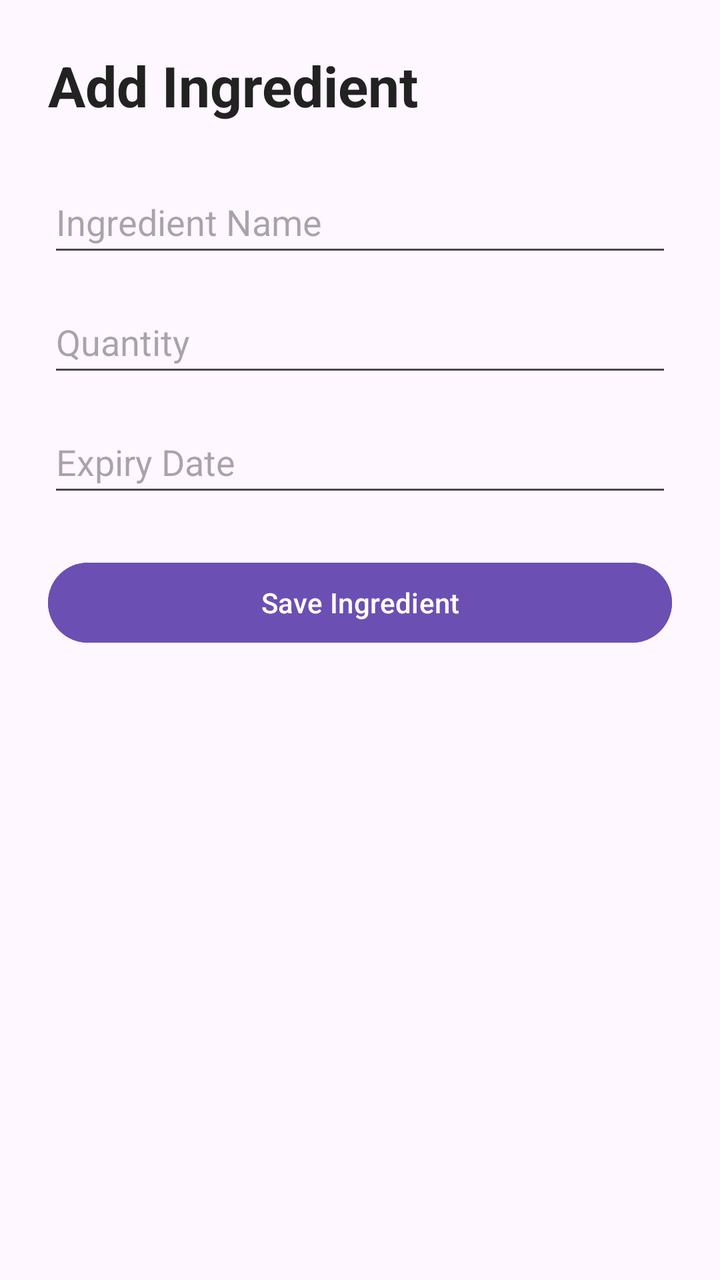
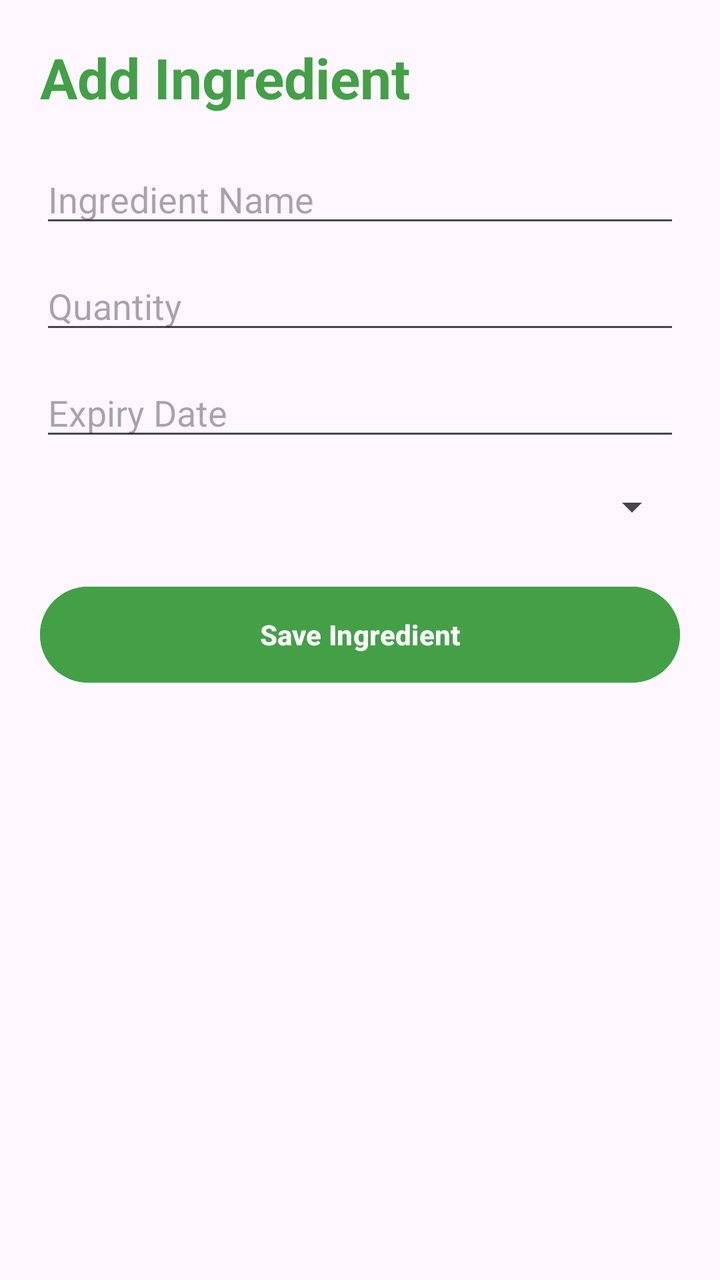

Two renders of the same Android screen: before a commit and after it. Below are the layout's source before the change and the commit's diff.
<!-- AndroidManifest.xml: application theme Theme.SmartPantryManager -->
<!-- res/layout/activity_add_ingredient.xml -->
<?xml version="1.0" encoding="utf-8"?>
<ScrollView xmlns:android="http://schemas.android.com/apk/res/android"
    android:layout_width="match_parent"
    android:layout_height="match_parent">

    <LinearLayout
        android:layout_width="match_parent"
        android:layout_height="wrap_content"
        android:orientation="vertical"
        android:padding="24dp">

        <TextView
            android:layout_width="wrap_content"
            android:layout_height="wrap_content"
            android:text="Add Ingredient"
            android:textSize="28sp"
            android:textStyle="bold"
            android:textColor="#222222"
            android:layout_marginBottom="24dp"/>

        <AutoCompleteTextView
            android:id="@+id/editName"
            android:layout_width="match_parent"
            android:layout_height="48dp"
            android:hint="Ingredient Name"
            android:inputType="text"/>

        <EditText
            android:id="@+id/editQuantity"
            android:layout_width="match_parent"
            android:layout_height="48dp"
            android:layout_marginTop="12dp"
            android:hint="Quantity"
            android:inputType="text"/>

        <EditText
            android:id="@+id/editExpiry"
            android:layout_width="match_parent"
            android:layout_height="48dp"
            android:layout_marginTop="12dp"
            android:hint="Expiry Date"
            android:focusable="false"
            android:clickable="true"/>

        <Button
            android:id="@+id/buttonSave"
            android:layout_width="match_parent"
            android:layout_height="48dp"
            android:layout_marginTop="24dp"
            android:text="Save Ingredient"
            android:backgroundTint="#6C4FB3"
            android:textColor="#FFFFFF"/>

    </LinearLayout>

</ScrollView>
<!-- resources referenced by this layout -->
<resources>
  <style name="Theme.SmartPantryManager" parent="Base.Theme.SmartPantryManager" />
  <style name="Base.Theme.SmartPantryManager" parent="Theme.Material3.DayNight.NoActionBar">
          
          
      </style>
</resources>

<!-- the commit's change to res/layout/activity_add_ingredient.xml (unified diff, before → after) -->
@@ -1,4 +1,3 @@
-<?xml version="1.0" encoding="utf-8"?>
 <ScrollView xmlns:android="http://schemas.android.com/apk/res/android"
     android:layout_width="match_parent"
     android:layout_height="match_parent">
@@ -7,7 +6,7 @@
         android:layout_width="match_parent"
         android:layout_height="wrap_content"
         android:orientation="vertical"
-        android:padding="24dp">
+        android:padding="20dp">
 
         <TextView
             android:layout_width="wrap_content"
@@ -15,41 +14,46 @@
             android:text="Add Ingredient"
             android:textSize="28sp"
             android:textStyle="bold"
-            android:textColor="#222222"
-            android:layout_marginBottom="24dp"/>
+            android:textColor="@color/primaryGreen"
+            android:layout_marginBottom="20dp"/>
 
-        <AutoCompleteTextView
+        <EditText
             android:id="@+id/editName"
             android:layout_width="match_parent"
-            android:layout_height="48dp"
-            android:hint="Ingredient Name"
-            android:inputType="text"/>
+            android:layout_height="wrap_content"
+            android:hint="Ingredient Name"/>
 
         <EditText
             android:id="@+id/editQuantity"
             android:layout_width="match_parent"
-            android:layout_height="48dp"
+            android:layout_height="wrap_content"
             android:layout_marginTop="12dp"
-            android:hint="Quantity"
-            android:inputType="text"/>
+            android:hint="Quantity"/>
 
         <EditText
             android:id="@+id/editExpiry"
             android:layout_width="match_parent"
-            android:layout_height="48dp"
+            android:layout_height="wrap_content"
             android:layout_marginTop="12dp"
             android:hint="Expiry Date"
-            android:focusable="false"
-            android:clickable="true"/>
+            android:focusable="false"/>
+
+        <Spinner
+            android:id="@+id/spinnerCategory"
+            android:layout_width="match_parent"
+            android:layout_height="wrap_content"
+            android:layout_marginTop="16dp"/>
 
         <Button
             android:id="@+id/buttonSave"
             android:layout_width="match_parent"
-            android:layout_height="48dp"
+            android:layout_height="56dp"
             android:layout_marginTop="24dp"
             android:text="Save Ingredient"
-            android:backgroundTint="#6C4FB3"
-            android:textColor="#FFFFFF"/>
+            android:textAllCaps="false"
+            android:textStyle="bold"
+            android:textColor="@android:color/white"
+            android:backgroundTint="@color/primaryGreen"/>
 
     </LinearLayout>
 
<!-- resource entries referenced after the edit -->
@@ -1,5 +1,6 @@
 <!-- resources referenced by this layout -->
 <resources>
+  <color name="primaryGreen">#43A047</color>
   <style name="Theme.SmartPantryManager" parent="Base.Theme.SmartPantryManager" />
   <style name="Base.Theme.SmartPantryManager" parent="Theme.Material3.DayNight.NoActionBar">
           
